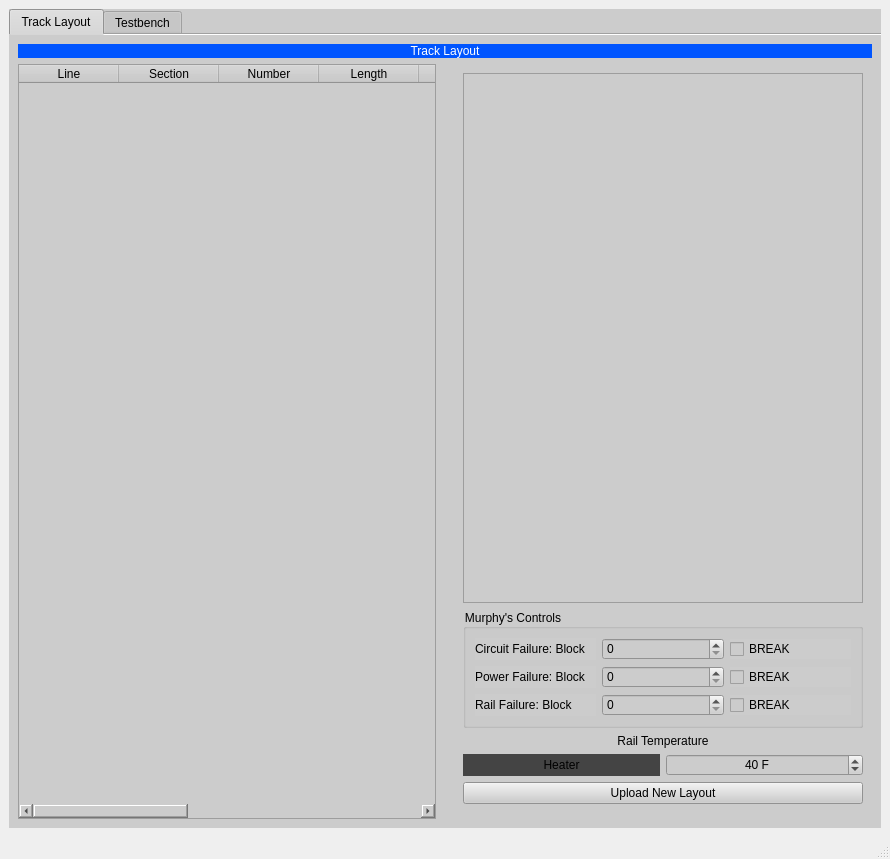
Old version of the form Track_Model_UI.ui in the repository karthik-0413/ECE1140_TermProject.
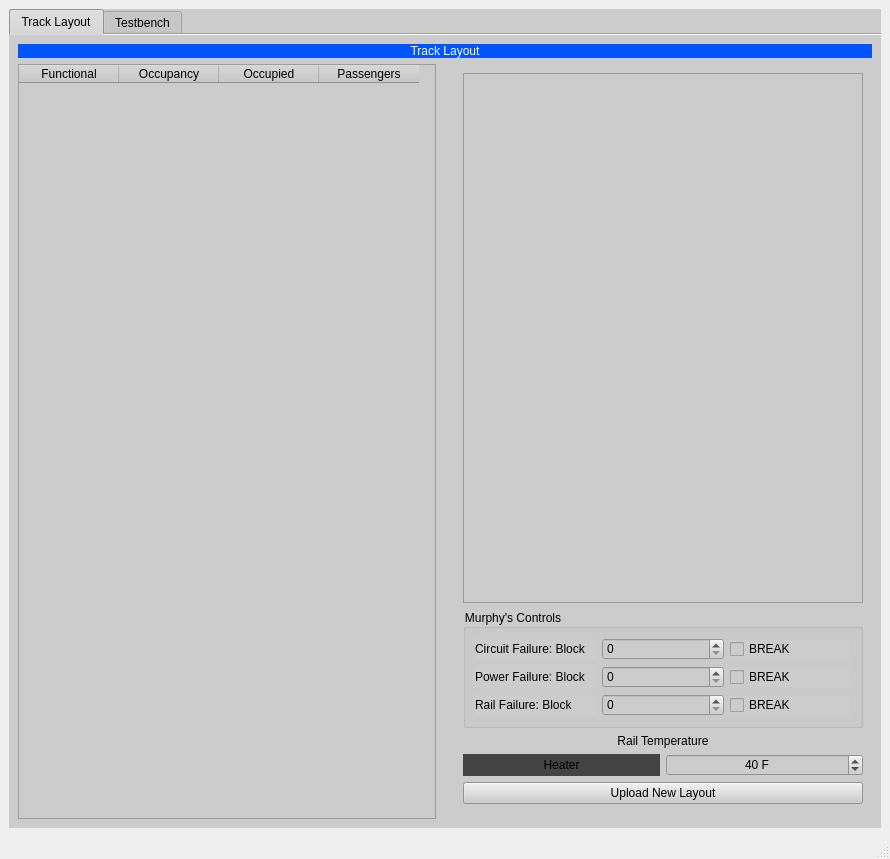
New version of the form.

Commit message: added polarity to track layout, W cook?

What changed in the file:
```diff
--- a/Track_Model_UI.ui
+++ b/Track_Model_UI.ui
@@ -247,47 +247,7 @@
            <widget class="QTableWidget" name="blocks">
             <column>
              <property name="text">
-              <string>Line</string>
-             </property>
-            </column>
-            <column>
-             <property name="text">
-              <string>Section</string>
-             </property>
-            </column>
-            <column>
-             <property name="text">
-              <string>Number</string>
-             </property>
-            </column>
-            <column>
-             <property name="text">
-              <string>Length</string>
-             </property>
-            </column>
-            <column>
-             <property name="text">
-              <string>Grade</string>
-             </property>
-            </column>
-            <column>
-             <property name="text">
-              <string>Speed Limit</string>
-             </property>
-            </column>
-            <column>
-             <property name="text">
-              <string>Infrastructure</string>
-             </property>
-            </column>
-            <column>
-             <property name="text">
-              <string>Elevation</string>
-             </property>
-            </column>
-            <column>
-             <property name="text">
-              <string>Cumulative Elevation</string>
+              <string>Functional</string>
              </property>
             </column>
             <column>
@@ -295,6 +255,16 @@
               <string>Occupancy</string>
              </property>
             </column>
+            <column>
+             <property name="text">
+              <string>Occupied</string>
+             </property>
+            </column>
+            <column>
+             <property name="text">
+              <string>Passengers</string>
+             </property>
+            </column>
            </widget>
           </item>
          </layout>
```
The commit also changes 7 other files.
